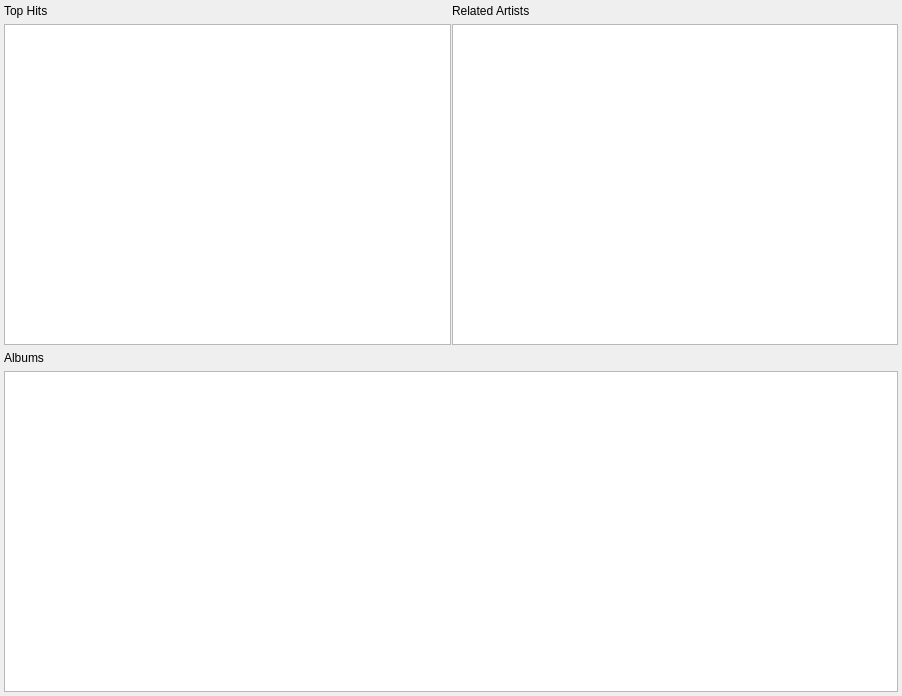
Qt form src/libtomahawk/widgets/infowidgets/ArtistInfoWidget.ui (tomahawk-player/tomahawk) before a commit.
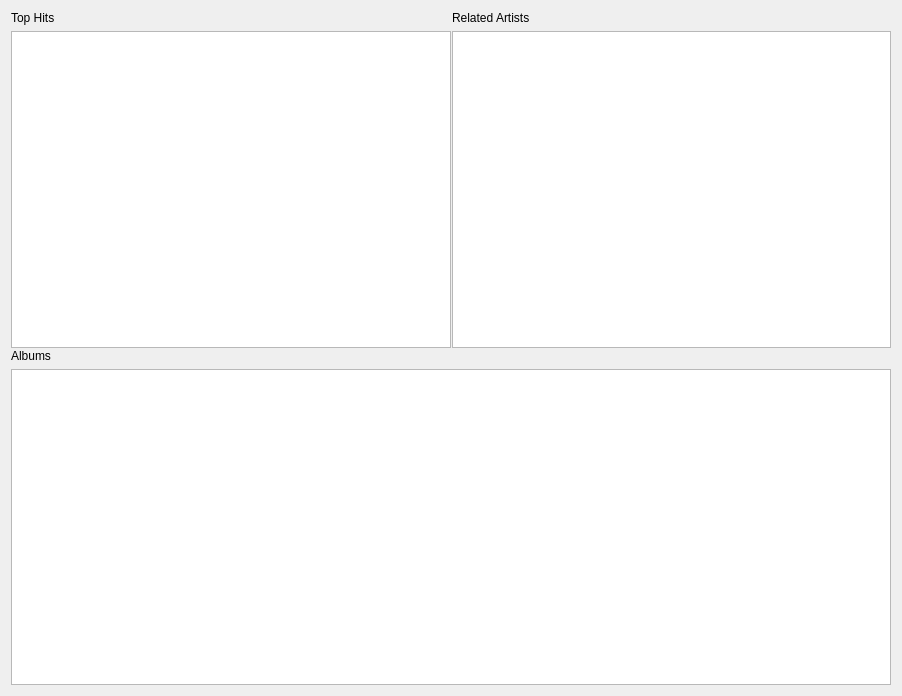
The same form after that commit. Custom widgets are drawn as their Qt base class.

Commit message: * Fixed TWK-380: Added & cleaned up splitters on a few pages.

```diff
--- a/src/libtomahawk/widgets/infowidgets/ArtistInfoWidget.ui
+++ b/src/libtomahawk/widgets/infowidgets/ArtistInfoWidget.ui
@@ -13,11 +13,15 @@
   <property name="windowTitle">
    <string>Form</string>
   </property>
-  <layout class="QVBoxLayout" name="verticalLayout_4" stretch="3,3">
-   <property name="margin">
-    <number>4</number>
-   </property>
+  <layout class="QVBoxLayout" name="verticalLayout_4">
    <item>
+    <widget class="QSplitter" name="splitter_2">
+     <property name="orientation">
+      <enum>Qt::Vertical</enum>
+     </property>
+     <property name="handleWidth">
+      <number>1</number>
+     </property>
     <widget class="QSplitter" name="splitter">
      <property name="orientation">
       <enum>Qt::Horizontal</enum>
@@ -62,8 +66,7 @@
       </layout>
      </widget>
     </widget>
-   </item>
-   <item>
+     <widget class="QWidget" name="">
     <layout class="QVBoxLayout" name="verticalLayout">
      <item>
       <widget class="HeaderLabel" name="label_3">
@@ -76,6 +79,8 @@
       <widget class="ArtistView" name="albums"/>
      </item>
     </layout>
+     </widget>
+    </widget>
    </item>
   </layout>
  </widget>
```
Lines whose indentation alone changed are shown as unchanged. The commit also changes 6 other files.
